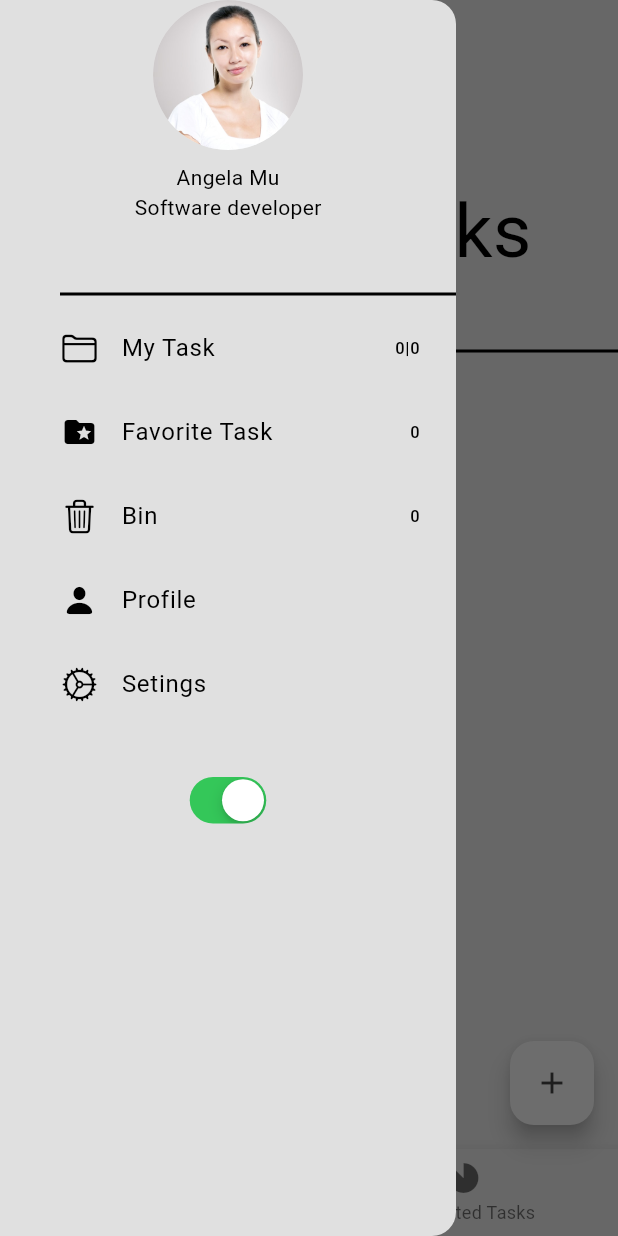
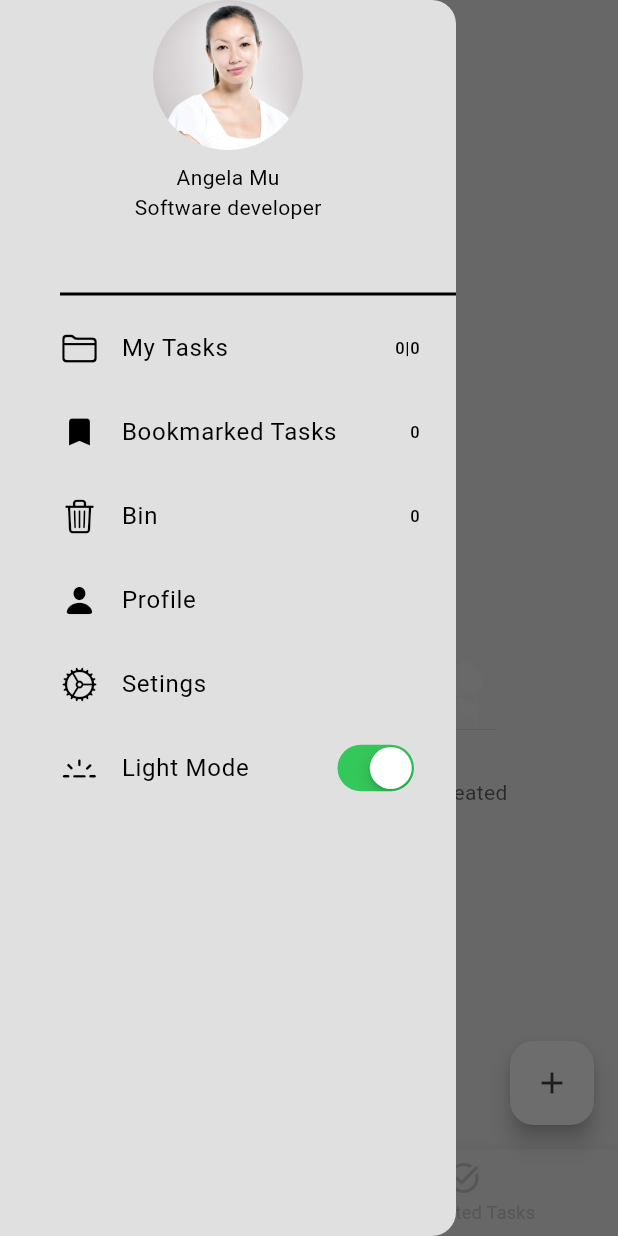
Before and after one commit to mine0059/MineTodo-app, a Flutter app: the screen it shows after launch, with the side drawer open, on a phone screen of 412 x 824 dp. Run offline on Flutter 3.47's test engine with Material 3 defaults, Android fonts, the phone set to English and light mode, and no system bars; our stand-ins replace animate_do, bloc, equatable, flutter_bloc, flutter_svg, google_fonts and 1 more; missing offline and left inert: flutter_cupertino_date_picker_fork, ftoast, panara_dialogs; Roboto replaces fonts that are missing (Gotu).

Commit message:
Update on the UI

```diff
--- a/lib/screens/completed_task_screen.dart
+++ b/lib/screens/completed_task_screen.dart
@@ -13,9 +13,7 @@ class CompletedTaskScreen extends StatelessWidget {
       return Column(
         crossAxisAlignment: CrossAxisAlignment.center,
         children: [
-          Center(
-            child: Chip(label: Text('${tasksList.length} Task')),
-          ),
+          Chip(label: Text('${tasksList.length} Task')),
           Expanded(child: TaskList(taskList: tasksList))
         ],
       );
--- a/lib/screens/pending_task_screen.dart
+++ b/lib/screens/pending_task_screen.dart
@@ -13,12 +13,12 @@ class PendingTaskScreen extends StatelessWidget {
       return Column(
         crossAxisAlignment: CrossAxisAlignment.center,
         children: [
-          Center(
-            child: Chip(
-                label: Text(
-              '${tasksList.length} Pending | ${state.completedTasks.length} Completed',
-            )),
-          ),
+          // Center(
+          //   child: Chip(
+          //       label: Text(
+          //     '${tasksList.length} Pending | ${state.completedTasks.length} Completed',
+          //   )),
+          // ),
           Expanded(
               child: TaskList(
             taskList: tasksList,
--- a/lib/screens/tabs_screen.dart
+++ b/lib/screens/tabs_screen.dart
@@ -1,4 +1,6 @@
+import 'package:animate_do/animate_do.dart';
 import 'package:flutter/material.dart';
+import 'package:flutter_svg/flutter_svg.dart';
 import 'package:google_fonts/google_fonts.dart';
 import 'package:mine_todo_app/blocs/bloc_exports.dart';
 import 'package:mine_todo_app/screens/completed_task_screen.dart';
@@ -48,7 +50,11 @@ class _TabsScreenState extends State<TabsScreen> {
         elevation: 0,
         backgroundColor: Colors.transparent,
         foregroundColor: Theme.of(context).colorScheme.inversePrimary,
-        // title: Text('Mine Todo app'),
+        centerTitle: true,
+        title: Text(
+          _selectedPageIndex == 0 ? 'My Tasks' : 'Completed Tasks',
+          style: GoogleFonts.gotu(fontSize: 18, fontWeight: FontWeight.bold),
+        ),
       ),
       backgroundColor: Theme.of(context).colorScheme.surface,
       floatingActionButton: _selectedPageIndex == 0
@@ -71,13 +77,16 @@ class _TabsScreenState extends State<TabsScreen> {
             _selectedPageIndex = index;
           });
         },
+        backgroundColor: Theme.of(context).colorScheme.surface,
+        selectedItemColor: Theme.of(context).colorScheme.inversePrimary,
+        unselectedItemColor: Theme.of(context).colorScheme.secondary,
         items: const [
           BottomNavigationBarItem(
-            icon: Icon(Icons.incomplete_circle_sharp),
+            icon: Icon(Icons.pending_actions_outlined),
             label: 'Pending Task',
           ),
           BottomNavigationBarItem(
-            icon: Icon(Icons.incomplete_circle_sharp),
+            icon: Icon(Icons.task_alt_outlined),
             label: 'Completed Tasks',
           ),
         ],
@@ -92,8 +101,8 @@ class _TabsScreenState extends State<TabsScreen> {
       height: double.infinity,
       child: Column(
         children: [
-          // Custom App Bar
-          BlocBuilder<TaskBloc, TaskState>(builder: (context, state) {
+          BlocBuilder<TaskBloc, TaskState>(
+            builder: (context, state) {
               final int totalTasks =
                   state.pendingTasks.length + state.completedTasks.length;
               double progress = 0;
@@ -103,90 +112,83 @@ class _TabsScreenState extends State<TabsScreen> {
                 percentageText = '${(progress * 100).toStringAsFixed(0)}%';
               }
               return Container(
-              margin: const EdgeInsets.only(top: 60),
-              width: double.infinity,
-              height: 100,
-              child: Row(
-                mainAxisAlignment: MainAxisAlignment.center,
+                  margin: const EdgeInsets.only(left: 18, top: 10),
+                  child: _selectedPageIndex == 0
+                      ? Row(
+                          mainAxisAlignment: MainAxisAlignment.start,
                           children: [
-                  // progress indicator
-                  if (_selectedPageIndex == 0)
                               Stack(
                                 alignment: Alignment.center,
                                 children: [
                                   SizedBox(
-                          width: 60,
-                          height: 60,
+                                    width: 45,
+                                    height: 45,
                                     child: CircularProgressIndicator(
                                       value: progress,
-                            backgroundColor:
-                                Theme.of(context).colorScheme.inversePrimary,
-                            valueColor:
-                                const AlwaysStoppedAnimation(Colors.grey),
+                                      backgroundColor: Theme.of(context)
+                                          .colorScheme
+                                          .inversePrimary,
+                                      valueColor: const AlwaysStoppedAnimation(
+                                          Colors.grey),
                                     ),
                                   ),
                                   Text(
                                     percentageText,
-                          style: GoogleFonts.dmSerifText(
-                              fontSize: 18.0, fontWeight: FontWeight.bold),
-                        )
+                                    style: GoogleFonts.gotu(
+                                        fontSize: 12.0,
+                                        fontWeight: FontWeight.bold),
+                                  ),
                                 ],
                               ),
-                  const SizedBox(width: 25),
-                  // Top Level Task Info
-                  _selectedPageIndex == 0
-                      ? Column(
-                          mainAxisAlignment: MainAxisAlignment.center,
-                          crossAxisAlignment: CrossAxisAlignment.start,
-                          children: [
-                            Text(
-                              AppStr.mainTitle,
-                              style: GoogleFonts.dmSerifText(
-                                fontSize: 50.0,
-                              ),
-                            ),
+                              const SizedBox(width: 15),
                               Text(
                                 '${state.completedTasks.length} of ${state.pendingTasks.length} Task',
-                              style: GoogleFonts.dmSerifText(
+                                style: GoogleFonts.gotu(
                                   fontSize: 17,
                                 ),
                               ),
-                          ],
-                        )
-                      : Column(
+                            ])
+                      : null);
+            },
+          ),
+
+          // Tasks
+          BlocBuilder<TaskBloc, TaskState>(
+            builder: (context, state) {
+              return Expanded(
+                  child: _selectedPageIndex == 0 && state.pendingTasks.isEmpty
+                      ? Center(
+                          child: Column(
                             mainAxisAlignment: MainAxisAlignment.center,
-                          crossAxisAlignment: CrossAxisAlignment.start,
                             children: [
-                            Text(
-                              'Completed',
-                              style: GoogleFonts.dmSerifText(
-                                fontSize: 50.0,
+                              FadeIn(
+                                child: SizedBox(
+                                  width: 250,
+                                  height: 200,
+                                  child: SvgPicture.asset(
+                                    'assets/vectors/undraw_add_tasks.svg',
                                   ),
                                 ),
-                            Text(
-                              'Task',
-                              style: GoogleFonts.dmSerifText(
-                                fontSize: 20,
+                              ),
+                              FadeInUp(
+                                from: 30,
+                                child: SizedBox(
+                                  width: 300,
+                                  child: Text(
+                                    AppStr.noTask,
+                                    textAlign: TextAlign.center,
+                                    style: TextStyle(
+                                        color: Theme.of(context)
+                                            .colorScheme
+                                            .onPrimary),
+                                  ),
                                 ),
                               ),
                             ],
+                          ),
                         )
-                ],
-              ),
-            );
-          }),
-          // if (_selectedPageIndex == 0)
-          const Padding(
-            padding: EdgeInsets.only(top: 10),
-            child: Divider(
-              thickness: 2,
-              indent: 100,
-            ),
-          ),
-
-          // Tasks
-          Expanded(
-            child: _pageDetails[_selectedPageIndex]['pageName'],
+                      : _pageDetails[_selectedPageIndex]['pageName']);
+            },
           )
         ],
       ),
--- a/lib/theme/theme.dart
+++ b/lib/theme/theme.dart
@@ -14,6 +14,7 @@ class AppThemes {
           primary: Colors.grey.shade800,
           secondary: Colors.grey.shade700,
           inversePrimary: Colors.grey.shade300,
+          onPrimary: Colors.white.withOpacity(0.6),
         )),
     AppTheme.lightTheme: ThemeData(
       brightness: Brightness.light,
@@ -22,6 +23,7 @@ class AppThemes {
         primary: Colors.grey.shade200,
         secondary: Colors.grey.shade400,
         inversePrimary: Colors.grey.shade800,
+        onPrimary: Colors.black.withOpacity(0.6),
       ),
     ),
   };
--- a/lib/utils/app_strings.dart
+++ b/lib/utils/app_strings.dart
@@ -2,6 +2,8 @@ class AppStr {
   static const String mainTitle = "My Tasks";
   static const String deletedTask = "This task was deleted";
   static const String doneAllTask = "You Have Done All Tasks!👌";
+  static const String noTask =
+      "It appears to be you have no task created Press the + button to proceed.";
   static const String addNewTask = "Add New ";
   static const String updateCurrentTask = "Update ";
   static const String taskStrnig = "Task";
--- a/lib/widgets/date_time_selection.dart
+++ b/lib/widgets/date_time_selection.dart
@@ -22,7 +22,7 @@ class DateTimeSelectionWidget extends StatelessWidget {
       child: Container(
         width: double.infinity,
         margin: const EdgeInsets.fromLTRB(20, 20, 20, 0),
-        height: 55,
+        height: 50,
         decoration: BoxDecoration(
           color: Theme.of(context).colorScheme.primary,
           border: Border.all(
@@ -42,7 +42,7 @@ class DateTimeSelectionWidget extends StatelessWidget {
             ),
             Container(
               margin: const EdgeInsets.only(right: 10),
-              width: isTime ? 150 : 80,
+              width: isTime ? 100 : 80,
               height: 35,
               decoration: BoxDecoration(
                 borderRadius: BorderRadius.circular(10),
--- a/lib/widgets/drawer_tile.dart
+++ b/lib/widgets/drawer_tile.dart
@@ -2,7 +2,7 @@ import 'package:flutter/material.dart';
 
 class DrawerTile extends StatelessWidget {
   final String title;
-  final String? trailing;
+  final Widget? trailing;
   final Widget leading;
   final void Function()? onTap;
   const DrawerTile(
@@ -10,7 +10,7 @@ class DrawerTile extends StatelessWidget {
       required this.title,
       required this.leading,
       this.trailing,
-      required this.onTap});
+      this.onTap});
 
   @override
   Widget build(BuildContext context) {
@@ -19,10 +19,9 @@ class DrawerTile extends StatelessWidget {
       child: ListTile(
         title: Text(
           title,
-          // style: TextStyle(color: Theme.of(context).colorScheme.inversePrimary),
         ),
         leading: leading,
-        trailing: trailing != null ? Text(trailing!) : null,
+        trailing: trailing,
         onTap: onTap,
       ),
     );
--- a/lib/widgets/my_drawer.dart
+++ b/lib/widgets/my_drawer.dart
@@ -39,10 +39,10 @@ class MyDrawer extends StatelessWidget {
               // task
               BlocBuilder<TaskBloc, TaskState>(builder: (context, state) {
                 return DrawerTile(
-                  title: 'My Task',
+                  title: 'My Tasks',
                   leading: const Icon(CupertinoIcons.folder),
-                  trailing:
-                      '${state.pendingTasks.length}|${state.completedTasks.length}',
+                  trailing: Text(
+                      '${state.pendingTasks.length}|${state.completedTasks.length}'),
                   onTap: () => Navigator.of(context).pushNamed(TabsScreen.id),
                 );
               }),
@@ -51,9 +51,9 @@ class MyDrawer extends StatelessWidget {
                 List<Task> favoriteTasks =
                     context.read<TaskBloc>().favoriteTasks;
                 return DrawerTile(
-                  title: 'Favorite Task',
-                  leading: const Icon(Icons.folder_special),
-                  trailing: '${favoriteTasks.length}',
+                  title: 'Bookmarked Tasks',
+                  leading: const Icon(Icons.bookmark),
+                  trailing: Text('${favoriteTasks.length}'),
                   onTap: () =>
                       Navigator.of(context).pushNamed(FavoriteTaskScreen.id),
                 );
@@ -64,7 +64,7 @@ class MyDrawer extends StatelessWidget {
                 return DrawerTile(
                   title: 'Bin',
                   leading: const Icon(CupertinoIcons.trash),
-                  trailing: '${state.removeTasks.length}',
+                  trailing: Text('${state.removeTasks.length}'),
                   onTap: () => Navigator.of(context).pushNamed(RecycleBin.id),
                 );
               }),
@@ -83,21 +83,21 @@ class MyDrawer extends StatelessWidget {
                 onTap: () {},
               ),
 
-              const SizedBox(
-                height: 30,
-              ),
-              BlocBuilder<SwitchBloc, SwitchState>(
-                builder: (context, state) {
-                  return CupertinoSwitch(
+              // Bin
+              BlocBuilder<SwitchBloc, SwitchState>(builder: (context, state) {
+                return DrawerTile(
+                  title: 'Light Mode',
+                  leading: const Icon(CupertinoIcons.light_max),
+                  trailing: CupertinoSwitch(
                     value: state.switchValue,
                     onChanged: (newValue) {
                       newValue
                           ? context.read<SwitchBloc>().add(SwitchOnEvent())
                           : context.read<SwitchBloc>().add(SwitchOffEvent());
                     },
-                  );
-                },
-              )
+                  ),
+                );
+              }),
             ],
           ),
         ));
--- a/pubspec.yaml
+++ b/pubspec.yaml
@@ -42,6 +42,7 @@ dependencies:
   lottie: ^3.1.2
   ftoast: ^2.0.0
   animate_do: ^3.3.4
+  flutter_svg: ^2.0.10+1
 
 dev_dependencies:
   flutter_test:
@@ -69,6 +70,7 @@ flutter:
   assets:
     - assets/img/
     - assets/lottie/
+    - assets/vectors/
   #   - images/a_dot_burr.jpeg
   #   - images/a_dot_ham.jpeg
 
```
Also changed, not shown: lib/screens/add_task_screen.dart (+42 -34 lines), lib/widgets/rep_textfield.dart (+21 -13 lines), lib/widgets/task_tile.dart (+72 -61 lines), assets/vectors/undraw_add_tasks.svg (added), pubspec.lock. Lines whose indentation alone changed are shown as unchanged.
